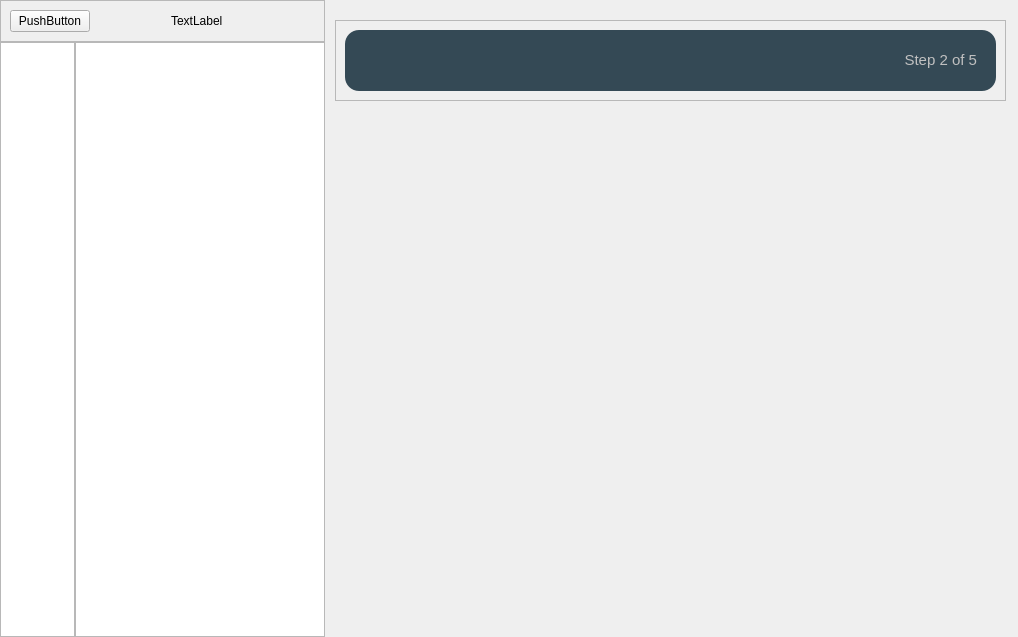
The window that ui/app.ui (ariezel/sporesight) describes before a commit, drawn with Qt 5.
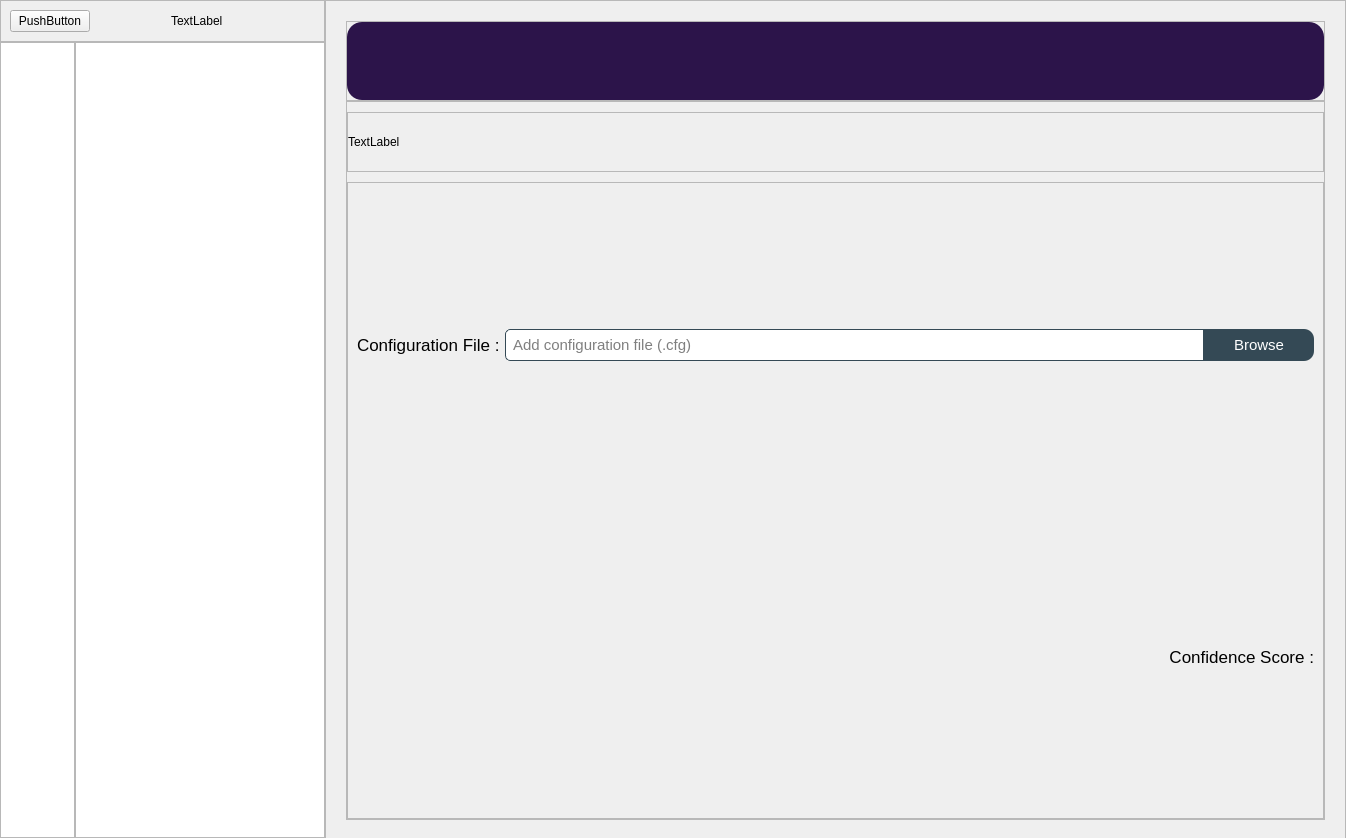
The same window after the commit. The open tabs and pages were chosen to show the change.

Commit message: updated config and about page + working camera feed

```diff
--- a/ui/app.ui
+++ b/ui/app.ui
@@ -6,8 +6,8 @@
    <rect>
     <x>0</x>
     <y>0</y>
-    <width>1018</width>
-    <height>637</height>
+    <width>1346</width>
+    <height>838</height>
    </rect>
   </property>
   <property name="windowTitle">
@@ -30,20 +30,482 @@
     <property name="spacing">
      <number>0</number>
     </property>
-    <item row="1" column="1">
-     <widget class="QListWidget" name="minimizedmenu">
-      <property name="minimumSize">
-       <size>
-        <width>0</width>
-        <height>0</height>
-       </size>
+    <item row="0" column="3" rowspan="2">
+     <widget class="QStackedWidget" name="pages">
+      <property name="currentIndex">
+       <number>1</number>
       </property>
-      <property name="maximumSize">
-       <size>
-        <width>75</width>
-        <height>16777215</height>
-       </size>
-      </property>
+      <widget class="QWidget" name="config_page">
+       <widget class="QFrame" name="config_section_frame">
+        <property name="geometry">
+         <rect>
+          <x>0</x>
+          <y>0</y>
+          <width>1021</width>
+          <height>841</height>
+         </rect>
+        </property>
+        <property name="frameShape">
+         <enum>QFrame::StyledPanel</enum>
+        </property>
+        <property name="frameShadow">
+         <enum>QFrame::Raised</enum>
+        </property>
+        <layout class="QVBoxLayout" name="verticalLayout">
+         <property name="spacing">
+          <number>0</number>
+         </property>
+         <property name="leftMargin">
+          <number>20</number>
+         </property>
+         <property name="topMargin">
+          <number>20</number>
+         </property>
+         <property name="rightMargin">
+          <number>20</number>
+         </property>
+         <property name="bottomMargin">
+          <number>20</number>
+         </property>
+         <item>
+          <widget class="QFrame" name="config_title_frame">
+           <property name="maximumSize">
+            <size>
+             <width>16777215</width>
+             <height>80</height>
+            </size>
+           </property>
+           <property name="frameShape">
+            <enum>QFrame::StyledPanel</enum>
+           </property>
+           <property name="frameShadow">
+            <enum>QFrame::Raised</enum>
+           </property>
+           <layout class="QHBoxLayout" name="horizontalLayout_3">
+            <property name="spacing">
+             <number>0</number>
+            </property>
+            <property name="leftMargin">
+             <number>0</number>
+            </property>
+            <property name="topMargin">
+             <number>0</number>
+            </property>
+            <property name="rightMargin">
+             <number>0</number>
+            </property>
+            <property name="bottomMargin">
+             <number>0</number>
+            </property>
+            <item>
+             <widget class="QLabel" name="config_title">
+              <property name="styleSheet">
+               <string notr="true">background-color:rgb(44, 20, 74);
+border-radius: 15px;</string>
+              </property>
+              <property name="text">
+               <string/>
+              </property>
+             </widget>
+            </item>
+           </layout>
+          </widget>
+         </item>
+         <item>
+          <widget class="QFrame" name="config_body_frame">
+           <property name="frameShape">
+            <enum>QFrame::StyledPanel</enum>
+           </property>
+           <property name="frameShadow">
+            <enum>QFrame::Raised</enum>
+           </property>
+           <layout class="QVBoxLayout" name="verticalLayout_2">
+            <property name="spacing">
+             <number>10</number>
+            </property>
+            <property name="leftMargin">
+             <number>0</number>
+            </property>
+            <property name="topMargin">
+             <number>10</number>
+            </property>
+            <property name="rightMargin">
+             <number>0</number>
+            </property>
+            <property name="bottomMargin">
+             <number>0</number>
+            </property>
+            <item>
+             <widget class="QFrame" name="config_body_desc">
+              <property name="maximumSize">
+               <size>
+                <width>16777215</width>
+                <height>60</height>
+               </size>
+              </property>
+              <property name="frameShape">
+               <enum>QFrame::StyledPanel</enum>
+              </property>
+              <property name="frameShadow">
+               <enum>QFrame::Raised</enum>
+              </property>
+              <layout class="QVBoxLayout" name="verticalLayout_4">
+               <property name="spacing">
+                <number>0</number>
+               </property>
+               <property name="leftMargin">
+                <number>0</number>
+               </property>
+               <property name="topMargin">
+                <number>0</number>
+               </property>
+               <property name="rightMargin">
+                <number>0</number>
+               </property>
+               <property name="bottomMargin">
+                <number>0</number>
+               </property>
+               <item>
+                <widget class="QLabel" name="config_desc">
+                 <property name="maximumSize">
+                  <size>
+                   <width>16777215</width>
+                   <height>16777215</height>
+                  </size>
+                 </property>
+                 <property name="text">
+                  <string>TextLabel</string>
+                 </property>
+                </widget>
+               </item>
+              </layout>
+             </widget>
+            </item>
+            <item>
+             <widget class="QFrame" name="config_body_files">
+              <property name="maximumSize">
+               <size>
+                <width>16777215</width>
+                <height>16777215</height>
+               </size>
+              </property>
+              <property name="frameShape">
+               <enum>QFrame::StyledPanel</enum>
+              </property>
+              <property name="frameShadow">
+               <enum>QFrame::Raised</enum>
+              </property>
+              <layout class="QVBoxLayout" name="verticalLayout_3">
+               <item>
+                <widget class="QFrame" name="cfg_frame">
+                 <property name="frameShape">
+                  <enum>QFrame::NoFrame</enum>
+                 </property>
+                 <property name="frameShadow">
+                  <enum>QFrame::Raised</enum>
+                 </property>
+                 <layout class="QHBoxLayout" name="horizontalLayout_10">
+                  <property name="spacing">
+                   <number>0</number>
+                  </property>
+                  <property name="leftMargin">
+                   <number>0</number>
+                  </property>
+                  <property name="topMargin">
+                   <number>0</number>
+                  </property>
+                  <property name="rightMargin">
+                   <number>0</number>
+                  </property>
+                  <property name="bottomMargin">
+                   <number>0</number>
+                  </property>
+                  <item>
+                   <widget class="QLabel" name="cfg_lbl">
+                    <property name="font">
+                     <font>
+                      <pointsize>-1</pointsize>
+                     </font>
+                    </property>
+                    <property name="styleSheet">
+                     <string notr="true">font-size: 17px;</string>
+                    </property>
+                    <property name="text">
+                     <string>Configuration File : </string>
+                    </property>
+                   </widget>
+                  </item>
+                  <item>
+                   <widget class="QLineEdit" name="cfg_line">
+                    <property name="font">
+                     <font>
+                      <pointsize>-1</pointsize>
+                     </font>
+                    </property>
+                    <property name="styleSheet">
+                     <string notr="true">padding: 5px;
+font-size: 15px;
+border: 1px solid rgb(52, 73, 85);
+border-top-left-radius: 5px;
+border-bottom-left-radius: 5px;</string>
+                    </property>
+                    <property name="readOnly">
+                     <bool>true</bool>
+                    </property>
+                    <property name="placeholderText">
+                     <string>Add configuration file (.cfg)</string>
+                    </property>
+                   </widget>
+                  </item>
+                  <item>
+                   <widget class="QPushButton" name="cfg_browse_btn">
+                    <property name="font">
+                     <font>
+                      <pointsize>-1</pointsize>
+                     </font>
+                    </property>
+                    <property name="styleSheet">
+                     <string notr="true">QPushButton { 
+	background-color: rgb(52, 73, 85);
+	color: rgb(255, 255, 255);
+	font-size: 15px;
+	border: none;
+	border-top-right-radius: 10px;
+	border-bottom-right-radius: 10px;
+	padding: 7px 30px;
+}
+
+QPushButton::hover {
+	background-color: rgb(74, 101, 114);
+}
+
+QPushButton::pressed {
+	background-color: rgb(0, 128, 128);
+}
+</string>
+                    </property>
+                    <property name="text">
+                     <string>Browse</string>
+                    </property>
+                    <property name="iconSize">
+                     <size>
+                      <width>23</width>
+                      <height>23</height>
+                     </size>
+                    </property>
+                   </widget>
+                  </item>
+                 </layout>
+                </widget>
+               </item>
+               <item>
+                <layout class="QHBoxLayout" name="horizontalLayout_4">
+                 <item>
+                  <widget class="QLabel" name="confidence_lbl">
+                   <property name="font">
+                    <font>
+                     <pointsize>-1</pointsize>
+                    </font>
+                   </property>
+                   <property name="styleSheet">
+                    <string notr="true">font-size: 17px;</string>
+                   </property>
+                   <property name="text">
+                    <string>Confidence Score :</string>
+                   </property>
+                   <property name="alignment">
+                    <set>Qt::AlignRight|Qt::AlignTrailing|Qt::AlignVCenter</set>
+                   </property>
+                  </widget>
+                 </item>
+                </layout>
+               </item>
+              </layout>
+             </widget>
+            </item>
+           </layout>
+          </widget>
+         </item>
+        </layout>
+       </widget>
+      </widget>
+      <widget class="QWidget" name="feed_page">
+       <widget class="QFrame" name="feed_section_frame">
+        <property name="geometry">
+         <rect>
+          <x>0</x>
+          <y>0</y>
+          <width>1021</width>
+          <height>841</height>
+         </rect>
+        </property>
+        <property name="frameShape">
+         <enum>QFrame::StyledPanel</enum>
+        </property>
+        <property name="frameShadow">
+         <enum>QFrame::Raised</enum>
+        </property>
+        <layout class="QVBoxLayout" name="verticalLayout_8">
+         <property name="spacing">
+          <number>0</number>
+         </property>
+         <property name="leftMargin">
+          <number>20</number>
+         </property>
+         <property name="topMargin">
+          <number>20</number>
+         </property>
+         <property name="rightMargin">
+          <number>20</number>
+         </property>
+         <property name="bottomMargin">
+          <number>20</number>
+         </property>
+         <item>
+          <widget class="QFrame" name="feed_title_frame">
+           <property name="maximumSize">
+            <size>
+             <width>16777215</width>
+             <height>80</height>
+            </size>
+           </property>
+           <property name="frameShape">
+            <enum>QFrame::StyledPanel</enum>
+           </property>
+           <property name="frameShadow">
+            <enum>QFrame::Raised</enum>
+           </property>
+           <layout class="QHBoxLayout" name="horizontalLayout_6">
+            <property name="spacing">
+             <number>0</number>
+            </property>
+            <property name="leftMargin">
+             <number>0</number>
+            </property>
+            <property name="topMargin">
+             <number>0</number>
+            </property>
+            <property name="rightMargin">
+             <number>0</number>
+            </property>
+            <property name="bottomMargin">
+             <number>0</number>
+            </property>
+            <item>
+             <widget class="QLabel" name="feed_title">
+              <property name="styleSheet">
+               <string notr="true">background-color:rgb(44, 20, 74);
+border-radius: 15px;</string>
+              </property>
+              <property name="text">
+               <string/>
+              </property>
+             </widget>
+            </item>
+           </layout>
+          </widget>
+         </item>
+         <item>
+          <widget class="QFrame" name="feed_body_frame">
+           <property name="frameShape">
+            <enum>QFrame::StyledPanel</enum>
+           </property>
+           <property name="frameShadow">
+            <enum>QFrame::Raised</enum>
+           </property>
+           <layout class="QVBoxLayout" name="verticalLayout_5">
+            <property name="spacing">
+             <number>10</number>
+            </property>
+            <property name="leftMargin">
+             <number>0</number>
+            </property>
+            <property name="topMargin">
+             <number>10</number>
+            </property>
+            <property name="rightMargin">
+             <number>0</number>
+            </property>
+            <property name="bottomMargin">
+             <number>0</number>
+            </property>
+            <item>
+             <widget class="QFrame" name="feed_camera">
+              <property name="maximumSize">
+               <size>
+                <width>16777215</width>
+                <height>16777215</height>
+               </size>
+              </property>
+              <property name="frameShape">
+               <enum>QFrame::StyledPanel</enum>
+              </property>
+              <property name="frameShadow">
+               <enum>QFrame::Raised</enum>
+              </property>
+              <layout class="QVBoxLayout" name="verticalLayout_7">
+               <item>
+                <widget class="QLabel" name="feed_label">
+                 <property name="text">
+                  <string>TextLabel</string>
+                 </property>
+                </widget>
+               </item>
+              </layout>
+             </widget>
+            </item>
+            <item>
+             <widget class="QFrame" name="feed_body_desc">
+              <property name="maximumSize">
+               <size>
+                <width>16777215</width>
+                <height>60</height>
+               </size>
+              </property>
+              <property name="frameShape">
+               <enum>QFrame::StyledPanel</enum>
+              </property>
+              <property name="frameShadow">
+               <enum>QFrame::Raised</enum>
+              </property>
+              <layout class="QVBoxLayout" name="verticalLayout_6">
+               <property name="spacing">
+                <number>0</number>
+               </property>
+               <property name="leftMargin">
+                <number>0</number>
+               </property>
+               <property name="topMargin">
+                <number>0</number>
+               </property>
+               <property name="rightMargin">
+                <number>0</number>
+               </property>
+               <property name="bottomMargin">
+                <number>0</number>
+               </property>
+               <item>
+                <widget class="QLabel" name="feed_desc">
+                 <property name="maximumSize">
+                  <size>
+                   <width>16777215</width>
+                   <height>16777215</height>
+                  </size>
+                 </property>
+                 <property name="text">
+                  <string>TextLabel</string>
+                 </property>
+                </widget>
+               </item>
+              </layout>
+             </widget>
+            </item>
+           </layout>
+          </widget>
+         </item>
+        </layout>
+       </widget>
+      </widget>
      </widget>
     </item>
     <item row="1" column="2">
@@ -62,6 +524,22 @@
       </property>
      </widget>
     </item>
+    <item row="1" column="1">
+     <widget class="QListWidget" name="minimizedmenu">
+      <property name="minimumSize">
+       <size>
+        <width>0</width>
+        <height>0</height>
+       </size>
+      </property>
+      <property name="maximumSize">
+       <size>
+        <width>75</width>
+        <height>16777215</height>
+       </size>
+      </property>
+     </widget>
+    </item>
     <item row="0" column="0" colspan="3">
      <widget class="QFrame" name="title_frame">
       <property name="frameShape">
@@ -102,68 +580,6 @@
       </layout>
      </widget>
     </item>
-    <item row="0" column="3" rowspan="2">
-     <widget class="QStackedWidget" name="pages">
-      <widget class="QWidget" name="page">
-       <widget class="QFrame" name="frame">
-        <property name="geometry">
-         <rect>
-          <x>10</x>
-          <y>20</y>
-          <width>671</width>
-          <height>81</height>
-         </rect>
-        </property>
-        <property name="frameShape">
-         <enum>QFrame::StyledPanel</enum>
-        </property>
-        <property name="frameShadow">
-         <enum>QFrame::Raised</enum>
-        </property>
-        <layout class="QVBoxLayout" name="verticalLayout">
-         <item>
-          <widget class="QFrame" name="config_title_frame">
-           <property name="styleSheet">
-            <string notr="true">background-color: rgb(52, 73, 85);
-border-radius: 14px;</string>
-           </property>
-           <property name="frameShape">
-            <enum>QFrame::NoFrame</enum>
-           </property>
-           <property name="frameShadow">
-            <enum>QFrame::Raised</enum>
-           </property>
-           <layout class="QHBoxLayout" name="horizontalLayout_9">
-            <property name="topMargin">
-             <number>4</number>
-            </property>
-            <property name="bottomMargin">
-             <number>4</number>
-            </property>
-            <item>
-             <widget class="QPushButton" name="step2_lbl">
-              <property name="styleSheet">
-               <string notr="true">background-color: rgb(52, 73, 85);
-color: rgb(192, 192, 192);
-font-size: 15px;
-padding: 10px;
-text-align: right;
-border: none;</string>
-              </property>
-              <property name="text">
-               <string>Step 2 of 5</string>
-              </property>
-             </widget>
-            </item>
-           </layout>
-          </widget>
-         </item>
-        </layout>
-       </widget>
-      </widget>
-      <widget class="QWidget" name="page_2"/>
-     </widget>
-    </item>
    </layout>
   </widget>
  </widget>
```
The commit also changes 6 other files.
